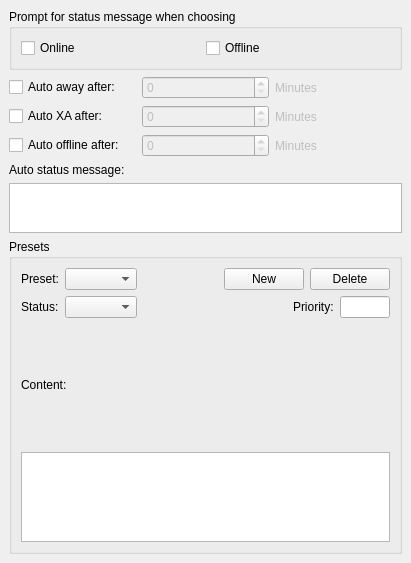
This is src/options/opt_status.ui in mblsha/yapsi-psi-snapshot as Qt 5 draws it before an edit. The edited form follows.
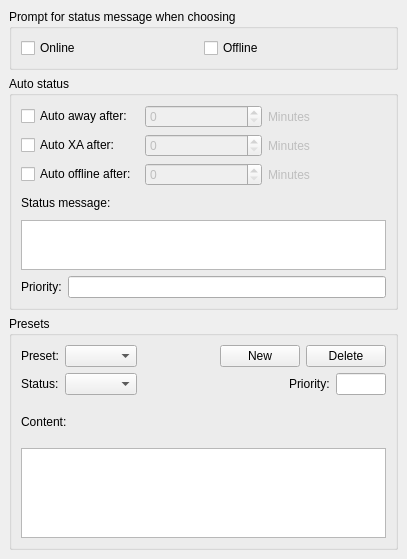
This is the edited form. Custom widgets are drawn as their Qt base class.

```diff
--- a/src/options/opt_status.ui
+++ b/src/options/opt_status.ui
@@ -3,37 +3,37 @@
  <comment></comment>
  <exportmacro></exportmacro>
  <class>OptStatus</class>
- <widget class="QWidget" name="OptStatus" >
-  <property name="geometry" >
+ <widget class="QWidget" name="OptStatus">
+  <property name="geometry">
    <rect>
     <x>0</x>
     <y>0</y>
-    <width>411</width>
-    <height>563</height>
+    <width>407</width>
+    <height>559</height>
    </rect>
   </property>
   <property name="windowTitle" >
    <string>OptStatusUI</string>
   </property>
-  <layout class="QVBoxLayout" >
-   <property name="margin" >
-    <number>9</number>
-   </property>
-   <property name="spacing" >
+  <layout class="QVBoxLayout">
+   <property name="spacing">
     <number>6</number>
    </property>
+   <property name="margin">
+    <number>9</number>
+   </property>
    <item>
     <widget class="QGroupBox" name="groupBox1" >
      <property name="title" >
       <string>Prompt for status message when choosing</string>
      </property>
-     <layout class="QHBoxLayout" >
-      <property name="margin" >
-       <number>9</number>
-      </property>
-      <property name="spacing" >
+     <layout class="QHBoxLayout">
+      <property name="spacing">
        <number>0</number>
       </property>
+      <property name="margin">
+       <number>9</number>
+      </property>
       <item>
        <widget class="QCheckBox" name="ck_askOnline" >
         <property name="text" >
@@ -52,8 +52,17 @@
     </widget>
    </item>
    <item>
-    <layout class="QGridLayout" >
-     <property name="margin" >
+    <widget class="QGroupBox" name="groupBox">
+     <property name="title">
+      <string>Auto status</string>
+     </property>
+     <layout class="QVBoxLayout" name="verticalLayout">
+      <property name="margin">
+       <number>9</number>
+      </property>
+      <item>
+       <layout class="QGridLayout">
+        <property name="margin">
       <number>0</number>
      </property>
      <property name="spacing" >
@@ -134,15 +143,15 @@
     </layout>
    </item>
    <item>
-    <widget class="QLabel" name="TextLabel1_8" >
-     <property name="text" >
-      <string>Auto status message:</string>
+       <widget class="QLabel" name="TextLabel1_8">
+        <property name="text">
+         <string>Status message:</string>
      </property>
     </widget>
    </item>
    <item>
-    <widget class="QTextEdit" name="te_asMessage" >
-     <property name="maximumSize" >
+       <widget class="QTextEdit" name="te_asMessage">
+        <property name="maximumSize">
       <size>
        <width>32767</width>
        <height>50</height>
@@ -151,25 +160,42 @@
     </widget>
    </item>
    <item>
-    <widget class="QGroupBox" name="groupBox10" >
-     <property name="title" >
+       <layout class="QHBoxLayout" name="horizontalLayout">
+        <item>
+         <widget class="QLabel" name="label_4">
+          <property name="text">
+           <string>Priority:</string>
+          </property>
+         </widget>
+        </item>
+        <item>
+         <widget class="QLineEdit" name="le_asPriority"/>
+        </item>
+       </layout>
+      </item>
+     </layout>
+    </widget>
+   </item>
+   <item>
+    <widget class="QGroupBox" name="groupBox10">
+     <property name="title">
       <string>Presets</string>
      </property>
-     <layout class="QVBoxLayout" >
-      <property name="margin" >
+     <layout class="QVBoxLayout">
+      <property name="spacing">
+       <number>6</number>
+      </property>
+      <property name="margin">
        <number>9</number>
       </property>
-      <property name="spacing" >
+      <item>
+       <layout class="QHBoxLayout">
+        <property name="spacing">
        <number>6</number>
       </property>
-      <item>
-       <layout class="QHBoxLayout" >
-        <property name="margin" >
+        <property name="margin">
          <number>0</number>
         </property>
-        <property name="spacing" >
-         <number>6</number>
-        </property>
         <item>
          <widget class="QLabel" name="label_3" >
           <property name="text" >
@@ -210,13 +236,13 @@
        </layout>
       </item>
       <item>
-       <layout class="QHBoxLayout" >
-        <property name="margin" >
-         <number>0</number>
-        </property>
-        <property name="spacing" >
+       <layout class="QHBoxLayout">
+        <property name="spacing">
          <number>6</number>
         </property>
+        <property name="margin">
+         <number>0</number>
+        </property>
         <item>
          <widget class="QLabel" name="label_2" >
           <property name="text" >
@@ -267,11 +293,9 @@
        </widget>
       </item>
       <item>
-       <widget class="QTextEdit" name="te_sp" >
-        <property name="sizePolicy" >
-         <sizepolicy>
-          <hsizetype>7</hsizetype>
-          <vsizetype>7</vsizetype>
+       <widget class="QTextEdit" name="te_sp">
+        <property name="sizePolicy">
+         <sizepolicy hsizetype="Expanding" vsizetype="Expanding">
           <horstretch>0</horstretch>
           <verstretch>0</verstretch>
          </sizepolicy>
@@ -289,7 +313,7 @@
    </item>
   </layout>
  </widget>
- <layoutdefault spacing="6" margin="11" />
+ <layoutdefault spacing="6" margin="11"/>
  <pixmapfunction>qPixmapFromMimeSource</pixmapfunction>
  <customwidgets>
   <customwidget>
```
Left out of the diff: 148 changed lines with no effect on the pictures. Lines whose indentation alone changed are shown as unchanged.
